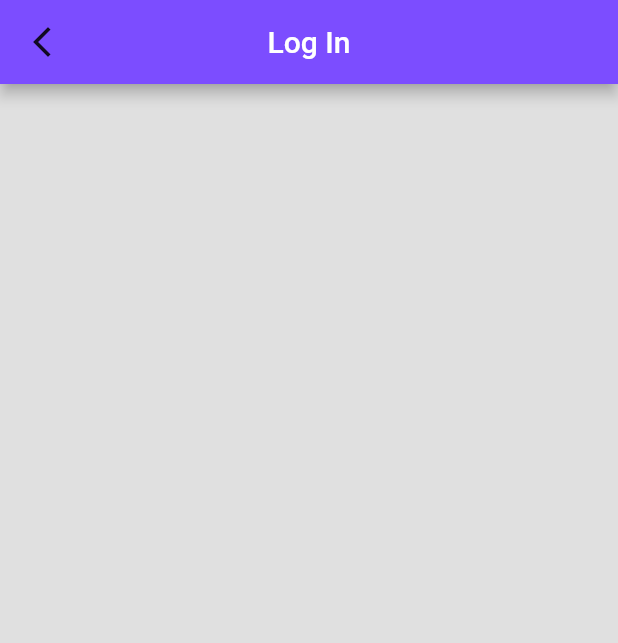
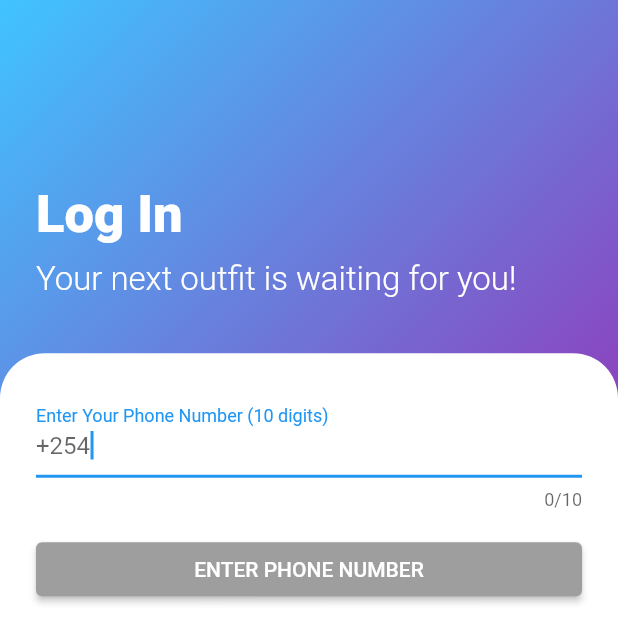
Before and after one commit to kariru-k/pigalukucustomers, a Flutter app: the screen it shows after launch, after a tap on an icon or button, on a phone screen of 412 x 824 dp. Shown: the top 643 px of the screen. Run offline on Flutter 3.47's test engine with Material 2 defaults, Android fonts, the phone set to English and light mode, and no system bars; our stand-ins replace dots_indicator.

Commit message:
Add login screen and update onboarding screen

```diff
--- a/lib/main.dart
+++ b/lib/main.dart
@@ -12,9 +12,12 @@ class MyApp extends StatelessWidget {
 
   @override
   Widget build(BuildContext context) {
-    return const MaterialApp(
+    return MaterialApp(
+      theme: ThemeData(
+        primaryColor: Colors.deepPurpleAccent
+      ),
       debugShowCheckedModeBanner: false,
-      home: SplashScreen(),
+      home: const SplashScreen(),
     );
   }
 }
@@ -30,6 +33,7 @@ class _SplashScreenState extends State<SplashScreen> {
 
   @override
   void initState() {
+    super.initState();
     // TODO: implement initState
     Timer(
       const Duration(
--- a/lib/screens/login_screen.dart
+++ b/lib/screens/login_screen.dart
@@ -8,26 +8,140 @@ class LoginScreen extends StatefulWidget {
 }
 
 class _LoginScreenState extends State<LoginScreen> {
+
+  bool _validPhoneNumber = false;
+
   @override
   Widget build(BuildContext context) {
     return Scaffold(
-      appBar: AppBar(
-        backgroundColor: Colors.deepPurpleAccent,
-        centerTitle: true,
-        title: Text('Log In'),
-        leading: InkWell(
-          onTap: () {
-            Navigator.pop(context);
+        body: StatefulBuilder(
+          builder: (context, StateSetter myState){
+            return SingleChildScrollView(
+                child: Container(
+                  constraints: BoxConstraints(
+                    maxWidth: MediaQuery.of(context).size.width,
+                    maxHeight: MediaQuery.of(context).size.height,
+                  ),
+                  decoration: const BoxDecoration(
+                    gradient: LinearGradient(
+                        colors: [
+                          Colors.lightBlueAccent,
+                          Colors.purple
+                        ],
+                        begin: Alignment.topLeft,
+                        end: Alignment.centerRight
+                    ),
+                  ),
+                  child: Column(
+                    mainAxisAlignment: MainAxisAlignment.start,
+                    crossAxisAlignment: CrossAxisAlignment.start,
+                    children: [
+                      Expanded(
+                          flex: 2,
+                          child: Padding(
+                            padding: const EdgeInsets.symmetric(
+                                vertical: 36.0,
+                                horizontal: 24.0
+                            ),
+                            child: Column(
+                              mainAxisAlignment: MainAxisAlignment.end,
+                              crossAxisAlignment: CrossAxisAlignment.start,
+                              children: const [
+                                Text(
+                                  "Log In",
+                                  style: TextStyle(
+                                      color: Colors.white,
+                                      fontSize: 35.0,
+                                      fontWeight: FontWeight.w800
+                                  ),
+                                ),
+                                SizedBox(
+                                  height: 10.0,
+                                ),
+                                Text(
+                                  "Your next outfit is waiting for you!",
+                                  style: TextStyle(
+                                      color: Colors.white,
+                                      fontSize: 22.0,
+                                      fontWeight: FontWeight.w300
+                                  ),
+                                )
+                              ],
+                            ),
+                          )
+                      ),
+                      Expanded(
+                        flex: 5,
+                        child: Container(
+                          width: double.infinity,
+                          decoration: const BoxDecoration(
+                              color: Colors.white,
+                              borderRadius: BorderRadius.only(
+                                  topLeft: Radius.circular(30),
+                                  topRight: Radius.circular(30)
+                              )
+                          ),
+                          child: Padding(
+                            padding: const EdgeInsets.all(24.0),
+                            child: Column(
+                              mainAxisAlignment: MainAxisAlignment.start,
+                              crossAxisAlignment: CrossAxisAlignment.center,
+                              children: [
+                                TextField(
+                                  decoration: const InputDecoration(
+                                      prefixText: "+254",
+                                      labelText: "Enter Your Phone Number (10 digits)"
+                                  ),
+                                  autofocus: true,
+                                  maxLength: 10,
+                                  onChanged: (value){
+                                    if(value.length == 10){
+                                      myState((){
+                                        _validPhoneNumber = true;
+                                      });
+                                    } else {
+                                      myState((){
+                                        _validPhoneNumber = false;
+                                      });
+                                    }
+                                  },
+                                  keyboardType: TextInputType.phone,
+                                ),
+                                const SizedBox(
+                                  height: 15,
+                                ),
+                                Row(
+                                  crossAxisAlignment: CrossAxisAlignment.start,
+                                  mainAxisAlignment: MainAxisAlignment.center,
+                                  children: [
+                                    Expanded(
+                                      child: AbsorbPointer(
+                                        absorbing: _validPhoneNumber ? false:true,
+                                        child: ElevatedButton(
+                                          onPressed: () {
+                                          },
+                                          style: ButtonStyle(
+                                              backgroundColor: _validPhoneNumber ? MaterialStateProperty.all(Theme.of(context).primaryColor) : MaterialStateProperty.all(Colors.grey)
+                                          ),
+                                          child: Text(
+                                              _validPhoneNumber ? 'CONTINUE' : 'ENTER PHONE NUMBER'
+                                          ),
+                                        ),
+                                      ),
+                                    )
+                                  ],
+                                )
+                              ],
+                            ),
+                          ),
+                        ),
+                      )
+                    ],
+                  ),
+                )
+            );
           },
-          child: const Icon(
-            Icons.arrow_back_ios_new_sharp,
-            color: Colors.black87,
-          ),
-        ),
-      ),
-      backgroundColor: Colors.grey[300],
-      body: Column(
-      ),
+        )
     );
   }
 }
--- a/lib/screens/welcome_screen.dart
+++ b/lib/screens/welcome_screen.dart
@@ -7,24 +7,27 @@ class WelcomeScreen extends StatelessWidget {
 
   @override
   Widget build(BuildContext context) {
+
     return Scaffold(
-      body: Padding(
+      body: Container(
+        decoration: const BoxDecoration(
+            gradient: LinearGradient(
+                colors: [
+                  Colors.deepPurpleAccent,
+                  Colors.lightBlueAccent
+                ],
+                begin: Alignment.topLeft,
+                end: Alignment.bottomRight
+            )
+        ),
+        constraints: BoxConstraints(
+            maxHeight: MediaQuery.of(context).size.height,
+            maxWidth: MediaQuery.of(context).size.width
+        ),
+        child: Padding(
           padding: const EdgeInsets.all(20.0),
           child: Stack(
             children: [
-            Positioned(
-                right: -1.0,
-                top: 2.0,
-                child: TextButton(
-                  onPressed: () {},
-                  child: const Text(
-                    'Skip',
-                    style: TextStyle(
-                        color: Colors.deepPurpleAccent,
-                        fontWeight: FontWeight.bold,
-                        fontSize: 20.0),
-                  ),
-                )),
               Column(
                 children: [
                   const Expanded(child: OnBoardScreen()),
@@ -66,6 +69,7 @@ class WelcomeScreen extends StatelessWidget {
             ],
           ),
         ),
+      ),
     );
   }
 }
--- a/pubspec.yaml
+++ b/pubspec.yaml
@@ -35,8 +35,10 @@ dependencies:
 
   # The following adds the Cupertino Icons font to your application.
   # Use with the CupertinoIcons class for iOS style icons.
-  cupertino_icons: ^1.0.2
+  cupertino_icons: ^1.0.5
   dots_indicator: ^2.1.0
+  animate_gradient: ^0.0.2
+  simple_animations: ^5.0.0+3
 
 dev_dependencies:
   flutter_test:
@@ -47,7 +49,7 @@ dev_dependencies:
   # activated in the `analysis_options.yaml` file located at the root of your
   # package. See that file for information about deactivating specific lint
   # rules and activating additional ones.
-  flutter_lints: ^2.0.0
+  flutter_lints: ^2.0.1
 
 # For information on the generic Dart part of this file, see the
 # following page: https://dart.dev/tools/pub/pubspec
```
Also changed, not shown: pubspec.lock. Lines whose indentation alone changed are shown as unchanged.
